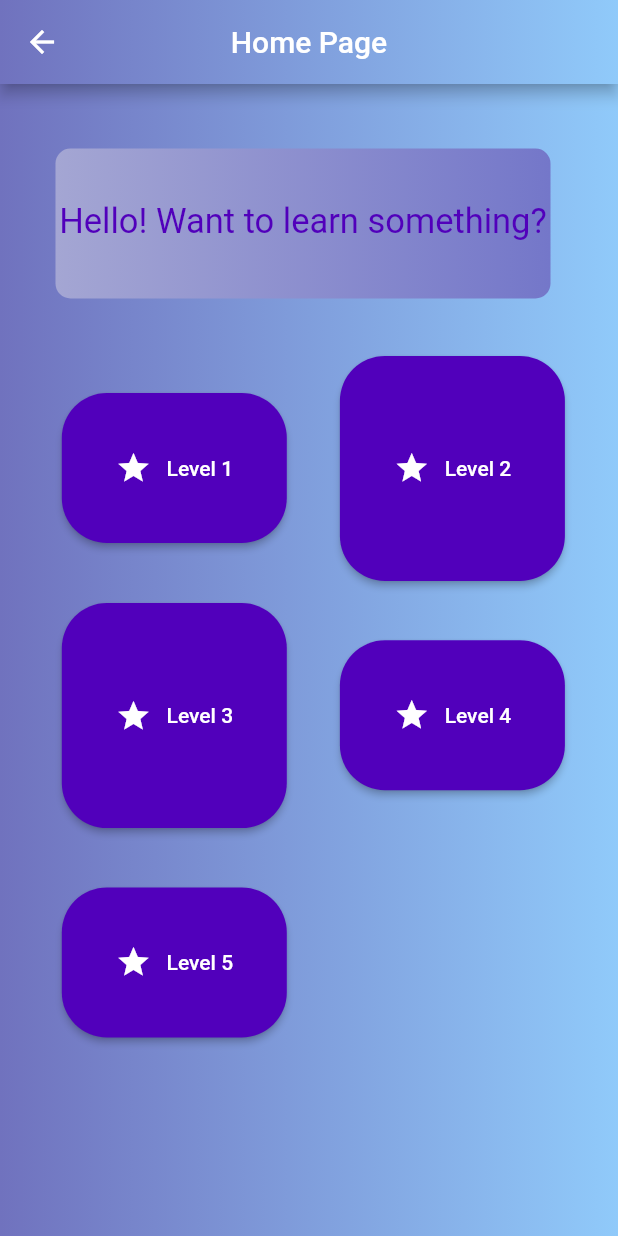
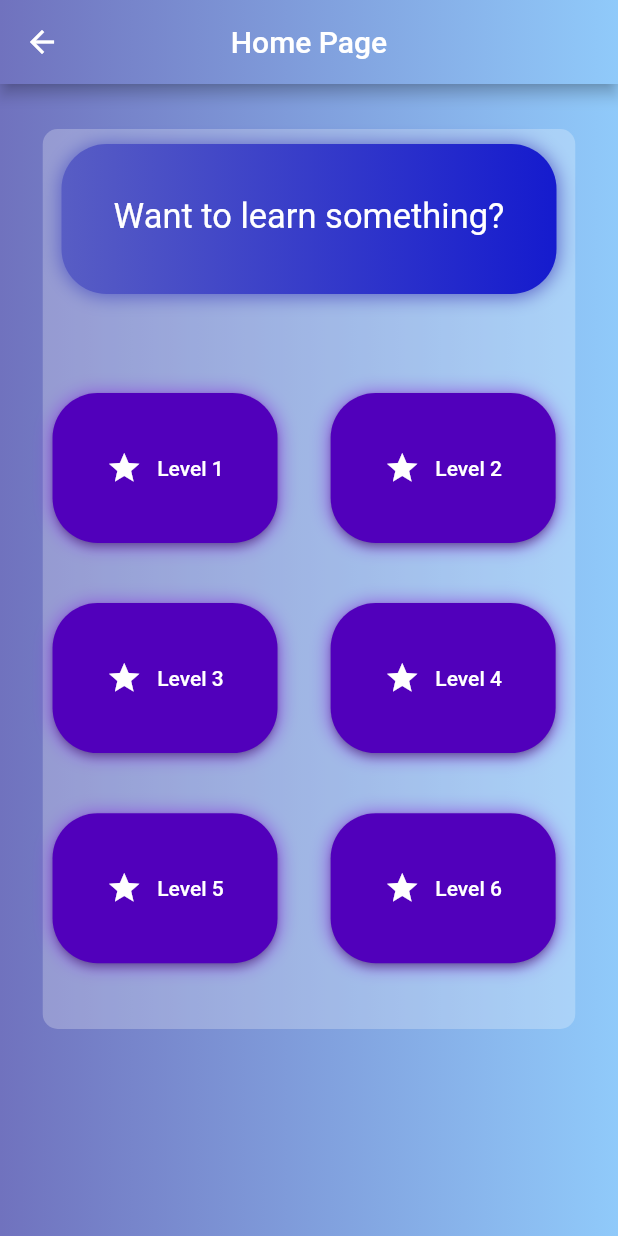
Before and after one commit to dr-programmer/HackTues8---TE-AM-new, a Flutter app: the myHomePage screen opened directly, on a phone screen of 412 x 824 dp. Run offline on Flutter 3.47's test engine with Material 2 defaults, Android fonts, the phone set to English and light mode, and no system bars; our stand-ins replace firebase_auth, firebase_core; accounts and stored records are empty.

Commit message:
Some design touches - layers added

```diff
--- a/sirius/lib/Widgets.dart/Widgets.dart
+++ b/sirius/lib/Widgets.dart/Widgets.dart
@@ -22,6 +22,17 @@ class HPButtons extends StatelessWidget {
           child: ButtonTheme(
             minWidth: wl,
             height: hl,
+            child: Container(
+              decoration: BoxDecoration(
+                borderRadius: BorderRadius.circular(30),
+                boxShadow: const [
+                  BoxShadow(
+                    color: Color.fromARGB(255, 138, 75, 221),
+                    offset: Offset(0.0, 1.0), //(x,y)
+                    blurRadius: 10.0,
+                  ),
+                ],
+              ),
               child: RaisedButton(
                 onPressed: onPressed,
                 shape: const RoundedRectangleBorder(
@@ -51,6 +62,7 @@ class HPButtons extends StatelessWidget {
               ),
             ),
           ),
+        ),
       ],
     );
   }
--- a/sirius/lib/screens/homepage.dart
+++ b/sirius/lib/screens/homepage.dart
@@ -47,6 +47,8 @@ class _myHomePageState extends State<myHomePage> {
               ),
               body: Stack(
                 children: [
+                  Stack(
+                    children: [
                       Container(
                         decoration: const BoxDecoration(
                             gradient: LinearGradient(
@@ -57,20 +59,73 @@ class _myHomePageState extends State<myHomePage> {
                               Color.fromARGB(255, 144, 202, 250)
                             ])),
                       ),
-                  Positioned(
-                    top: 43,
-                    left: 37,
-                    child: Container(
+                      Center(
+                        child: Column(
+                          children: [
+                            const SizedBox(
+                              height: 30,
+                            ),
+                            Container(
+                              decoration: BoxDecoration(
+                                borderRadius: BorderRadius.circular(10),
+                                color: Colors.white.withOpacity(0.25),
+                              ),
+                              height: 600,
+                              width: 355,
+                              child: Column(
+                                children: const [
+                                  SizedBox(
+                                    height: 150,
+                                  ),
+                                  /*
+                                  Container(
+                                    height: 400,
+                                    width: 340,
+                                    decoration: BoxDecoration(
+                                        borderRadius: BorderRadius.circular(10),
+                                        gradient: LinearGradient(
+                                            begin: Alignment.topCenter,
+                                            end: Alignment.bottomCenter,
+                                            colors: [
+                                              Color.fromARGB(255, 144, 202, 250)
+                                                  .withOpacity(0.8),
+                                              Color.fromARGB(255, 112, 114, 190)
+                                                  .withOpacity(0.8),
+                                            ])),
+                                  ),
+                                  */
+                                ],
+                              ),
+                            ),
+                          ],
+                        ),
+                      ),
+                    ],
+                  ),
+                  Center(
+                    child: Column(
+                      children: [
+                        const SizedBox(
+                          height: 40,
+                        ),
+                        Container(
                           decoration: BoxDecoration(
                             gradient: const LinearGradient(
                               begin: Alignment.centerLeft,
                               end: Alignment.centerRight,
                               colors: [
-                            Color.fromARGB(255, 164, 166, 211),
-                            Color.fromARGB(255, 116, 119, 201),
+                                Color.fromARGB(255, 88, 93, 196),
+                                Color.fromARGB(255, 21, 27, 206),
                               ],
                             ),
-                        borderRadius: BorderRadius.circular(10),
+                            borderRadius: BorderRadius.circular(30),
+                            boxShadow: const [
+                              BoxShadow(
+                                color: Color.fromARGB(255, 88, 93, 196),
+                                offset: Offset(0.0, 1.0), //(x,y)
+                                blurRadius: 10.0,
+                              ),
+                            ],
                           ),
                           child: SizedBox(
                             height: 100,
@@ -81,9 +136,9 @@ class _myHomePageState extends State<myHomePage> {
                                   height: 35,
                                 ),
                                 Text(
-                              "Hello! Want to learn something?",
+                                  "Want to learn something?",
                                   style: TextStyle(
-                                color: Color.fromARGB(255, 81, 0, 187),
+                                    color: Colors.white,
                                     fontSize: 23,
                                   ),
                                 ),
@@ -91,12 +146,15 @@ class _myHomePageState extends State<myHomePage> {
                             ),
                           ),
                         ),
+                      ],
                     ),
-                  HPButtons("Level 5", 0.65, 0.1, 100, 150, _myFunction),
-                  HPButtons("Level 4", 0.45, 0.55, 100, 150, _myFunction),
-                  HPButtons("Level 3", 0.42, 0.1, 150, 150, _myFunction),
-                  HPButtons("Level 2", 0.22, 0.55, 150, 150, _myFunction),
-                  HPButtons("Level 1", 0.25, 0.1, 100, 150, _myFunction),
+                  ),
+                  HPButtons("Level 6", 0.59, 0.535, 100, 150, _myFunction),
+                  HPButtons("Level 5", 0.59, 0.085, 100, 150, _myFunction),
+                  HPButtons("Level 4", 0.42, 0.535, 100, 150, _myFunction),
+                  HPButtons("Level 3", 0.42, 0.085, 100, 150, _myFunction),
+                  HPButtons("Level 2", 0.25, 0.535, 100, 150, _myFunction),
+                  HPButtons("Level 1", 0.25, 0.085, 100, 150, _myFunction),
                 ],
               ),
             ),
```
Lines whose indentation alone changed are shown as unchanged.
